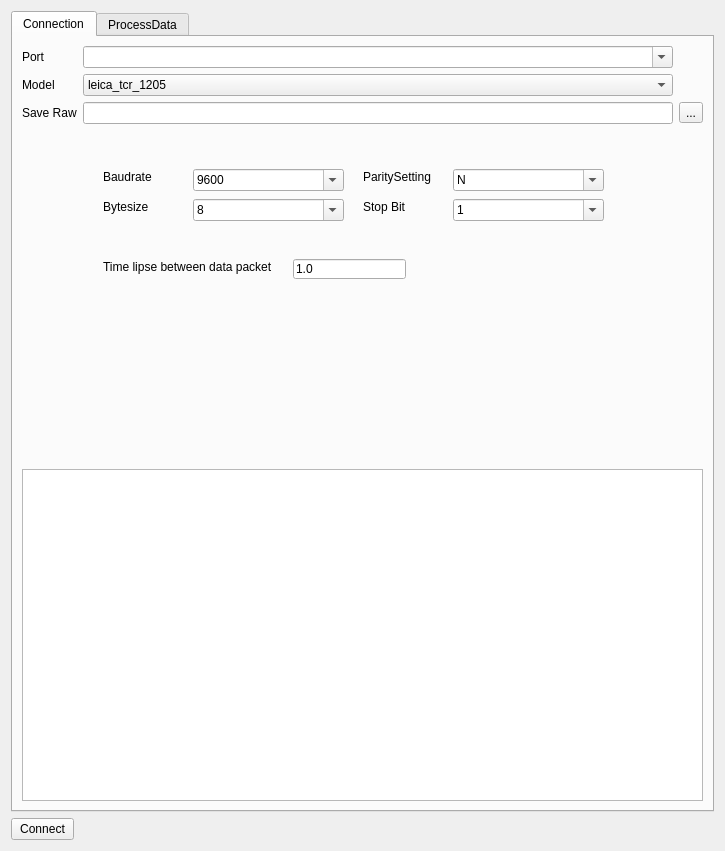
Above: totalstation_dialog_base.ui from enzococca/totalopenstation_luncher before the change. Below: the same form after it.
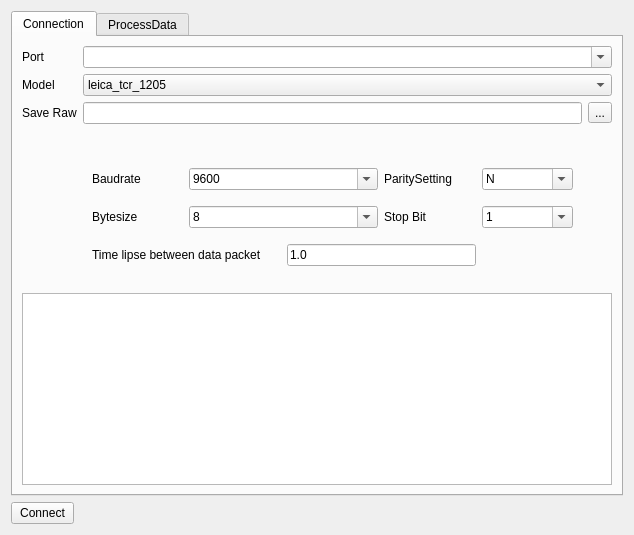
That is the form after the change. The open tabs and pages were chosen to show the change. Icons and pictures are not drawn. Custom widgets are drawn as their Qt base class.

Patch:
```diff
--- a/totalstation_dialog_base.ui
+++ b/totalstation_dialog_base.ui
@@ -6,8 +6,8 @@
    <rect>
     <x>0</x>
     <y>0</y>
-    <width>725</width>
-    <height>851</height>
+    <width>634</width>
+    <height>535</height>
    </rect>
   </property>
   <property name="windowTitle">
@@ -28,45 +28,6 @@
        <string>Connection</string>
       </attribute>
       <layout class="QGridLayout" name="gridLayout_2">
-       <item row="1" column="1">
-        <widget class="QComboBox" name="comboBox_model">
-         <item>
-          <property name="text">
-           <string>leica_tcr_1205</string>
-          </property>
-         </item>
-         <item>
-          <property name="text">
-           <string>leica_tcr_705</string>
-          </property>
-         </item>
-         <item>
-          <property name="text">
-           <string>nikon_npl_350</string>
-          </property>
-         </item>
-         <item>
-          <property name="text">
-           <string>trimble</string>
-          </property>
-         </item>
-         <item>
-          <property name="text">
-           <string>zeiss_elta_r55</string>
-          </property>
-         </item>
-         <item>
-          <property name="text">
-           <string>topcon_gpt_3005</string>
-          </property>
-         </item>
-         <item>
-          <property name="text">
-           <string>custom</string>
-          </property>
-         </item>
-        </widget>
-       </item>
        <item row="0" column="0">
         <widget class="QLabel" name="label">
          <property name="text">
@@ -96,28 +57,16 @@
           <set>QDockWidget::NoDockWidgetFeatures</set>
          </property>
          <widget class="QWidget" name="dockWidgetContents">
+          <layout class="QGridLayout" name="gridLayout_4">
+           <item row="0" column="0">
           <widget class="QLabel" name="label_3">
-           <property name="geometry">
-            <rect>
-             <x>20</x>
-             <y>20</y>
-             <width>61</width>
-             <height>16</height>
-            </rect>
-           </property>
            <property name="text">
             <string>Baudrate</string>
            </property>
           </widget>
+           </item>
+           <item row="0" column="1" colspan="2">
           <widget class="QComboBox" name="comboBox_2">
-           <property name="geometry">
-            <rect>
-             <x>110</x>
-             <y>20</y>
-             <width>151</width>
-             <height>22</height>
-            </rect>
-           </property>
            <property name="editable">
             <bool>true</bool>
            </property>
@@ -142,28 +91,45 @@
             </property>
            </item>
           </widget>
+           </item>
+           <item row="0" column="3">
+            <widget class="QLabel" name="label_5">
+             <property name="text">
+              <string>ParitySetting</string>
+             </property>
+            </widget>
+           </item>
+           <item row="0" column="4">
+            <widget class="QComboBox" name="comboBox_4">
+             <property name="editable">
+              <bool>true</bool>
+             </property>
+             <item>
+              <property name="text">
+               <string>N</string>
+              </property>
+             </item>
+             <item>
+              <property name="text">
+               <string>E</string>
+              </property>
+             </item>
+             <item>
+              <property name="text">
+               <string>O</string>
+              </property>
+             </item>
+            </widget>
+           </item>
+           <item row="1" column="0">
           <widget class="QLabel" name="label_4">
-           <property name="geometry">
-            <rect>
-             <x>20</x>
-             <y>50</y>
-             <width>61</width>
-             <height>16</height>
-            </rect>
-           </property>
            <property name="text">
             <string>Bytesize</string>
            </property>
           </widget>
+           </item>
+           <item row="1" column="1" colspan="2">
           <widget class="QComboBox" name="comboBox_3">
-           <property name="geometry">
-            <rect>
-             <x>110</x>
-             <y>50</y>
-             <width>151</width>
-             <height>22</height>
-            </rect>
-           </property>
            <property name="editable">
             <bool>true</bool>
            </property>
@@ -188,82 +154,16 @@
             </property>
            </item>
           </widget>
-          <widget class="QLabel" name="label_5">
-           <property name="geometry">
-            <rect>
-             <x>280</x>
-             <y>20</y>
-             <width>81</width>
-             <height>16</height>
-            </rect>
-           </property>
-           <property name="text">
-            <string>ParitySetting</string>
-           </property>
-          </widget>
-          <widget class="QComboBox" name="comboBox_4">
-           <property name="geometry">
-            <rect>
-             <x>370</x>
-             <y>20</y>
-             <width>151</width>
-             <height>22</height>
-            </rect>
-           </property>
-           <property name="editable">
-            <bool>true</bool>
-           </property>
-           <item>
-            <property name="text">
-             <string>N</string>
-            </property>
            </item>
-           <item>
-            <property name="text">
-             <string>E</string>
-            </property>
-           </item>
-           <item>
-            <property name="text">
-             <string>O</string>
-            </property>
-           </item>
-          </widget>
-          <widget class="QLabel" name="label_6">
-           <property name="geometry">
-            <rect>
-             <x>20</x>
-             <y>110</y>
-             <width>191</width>
-             <height>16</height>
-            </rect>
-           </property>
-           <property name="text">
-            <string>Time lipse between data packet</string>
-           </property>
-          </widget>
+           <item row="1" column="3">
           <widget class="QLabel" name="label_7">
-           <property name="geometry">
-            <rect>
-             <x>280</x>
-             <y>50</y>
-             <width>81</width>
-             <height>16</height>
-            </rect>
-           </property>
            <property name="text">
             <string>Stop Bit</string>
            </property>
           </widget>
+           </item>
+           <item row="1" column="4">
           <widget class="QComboBox" name="comboBox_6">
-           <property name="geometry">
-            <rect>
-             <x>370</x>
-             <y>50</y>
-             <width>151</width>
-             <height>22</height>
-            </rect>
-           </property>
            <property name="editable">
             <bool>true</bool>
            </property>
@@ -278,19 +178,22 @@
             </property>
            </item>
           </widget>
+           </item>
+           <item row="2" column="0" colspan="2">
+            <widget class="QLabel" name="label_6">
+             <property name="text">
+              <string>Time lipse between data packet</string>
+             </property>
+            </widget>
+           </item>
+           <item row="2" column="2" colspan="2">
           <widget class="QLineEdit" name="lineEdit">
-           <property name="geometry">
-            <rect>
-             <x>210</x>
-             <y>110</y>
-             <width>113</width>
-             <height>20</height>
-            </rect>
-           </property>
            <property name="text">
             <string>1.0</string>
            </property>
           </widget>
+           </item>
+          </layout>
          </widget>
         </widget>
        </item>
@@ -304,46 +207,6 @@
          </property>
         </widget>
        </item>
-       <item row="0" column="1">
-        <widget class="QComboBox" name="comboBox_port">
-         <property name="editable">
-          <bool>true</bool>
-         </property>
-         <property name="currentText">
-          <string/>
-         </property>
-         <item>
-          <property name="text">
-           <string/>
-          </property>
-         </item>
-         <item>
-          <property name="text">
-           <string>COM3</string>
-          </property>
-         </item>
-         <item>
-          <property name="text">
-           <string>COM4</string>
-          </property>
-         </item>
-         <item>
-          <property name="text">
-           <string>COM5</string>
-          </property>
-         </item>
-         <item>
-          <property name="text">
-           <string>/dev/ttyUSB0</string>
-          </property>
-         </item>
-         <item>
-          <property name="text">
-           <string>/dev/ttyS0</string>
-          </property>
-         </item>
-        </widget>
-       </item>
        <item row="2" column="0">
         <widget class="QLabel" name="label_8">
          <property name="text">
@@ -361,6 +224,85 @@
          </property>
         </widget>
        </item>
+       <item row="1" column="1" colspan="2">
+        <widget class="QComboBox" name="comboBox_model">
+         <item>
+          <property name="text">
+           <string>leica_tcr_1205</string>
+          </property>
+         </item>
+         <item>
+          <property name="text">
+           <string>leica_tcr_705</string>
+          </property>
+         </item>
+         <item>
+          <property name="text">
+           <string>nikon_npl_350</string>
+          </property>
+         </item>
+         <item>
+          <property name="text">
+           <string>trimble</string>
+          </property>
+         </item>
+         <item>
+          <property name="text">
+           <string>zeiss_elta_r55</string>
+          </property>
+         </item>
+         <item>
+          <property name="text">
+           <string>topcon_gpt_3005</string>
+          </property>
+         </item>
+         <item>
+          <property name="text">
+           <string>custom</string>
+          </property>
+         </item>
+        </widget>
+       </item>
+       <item row="0" column="1" colspan="2">
+        <widget class="QComboBox" name="comboBox_port">
+         <property name="editable">
+          <bool>true</bool>
+         </property>
+         <property name="currentText">
+          <string/>
+         </property>
+         <item>
+          <property name="text">
+           <string/>
+          </property>
+         </item>
+         <item>
+          <property name="text">
+           <string>COM3</string>
+          </property>
+         </item>
+         <item>
+          <property name="text">
+           <string>COM4</string>
+          </property>
+         </item>
+         <item>
+          <property name="text">
+           <string>COM5</string>
+          </property>
+         </item>
+         <item>
+          <property name="text">
+           <string>/dev/ttyUSB0</string>
+          </property>
+         </item>
+         <item>
+          <property name="text">
+           <string>/dev/ttyS0</string>
+          </property>
+         </item>
+        </widget>
+       </item>
       </layout>
      </widget>
      <widget class="QWidget" name="ProcessData">
```
Left out of the diff: 152 changed lines with no effect on the pictures. Lines whose indentation alone changed are shown as unchanged.
